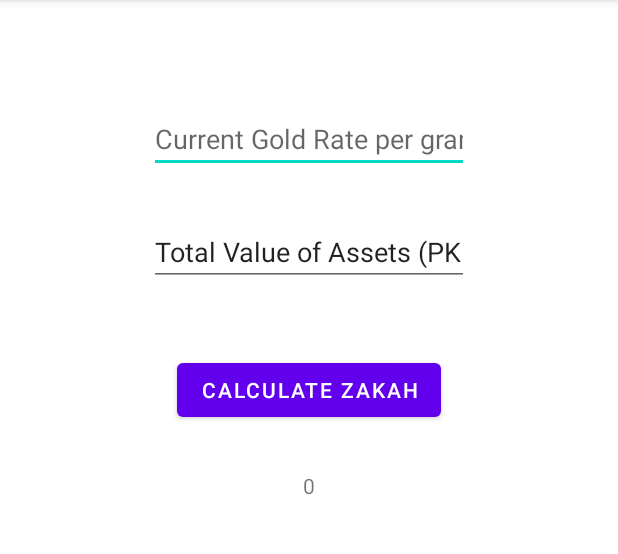
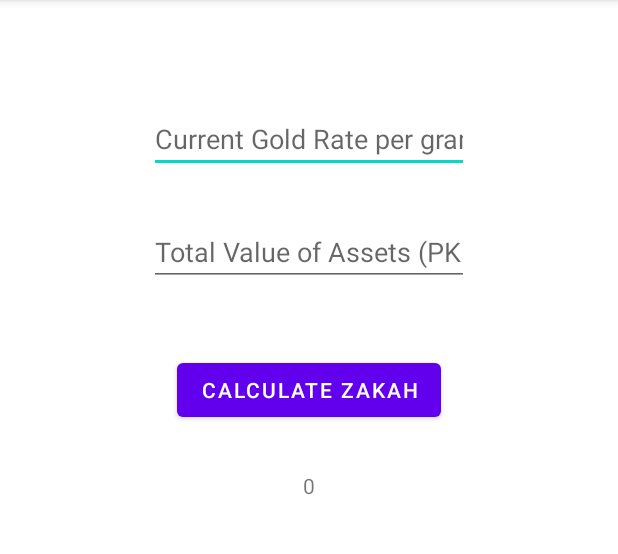
Before and after one commit to abubakarHayat/zakah-calculator, an Android app: the screen it shows after launch (MainActivity), on a phone screen of 412 x 824 dp, the part 84-638 px from its top. Run offline under Robolectric (Android 15) with nearby library versions, the phone set to English and light mode, and no system bars.

Commit message:
Removed Text and added asset  2

```diff
--- a/app/src/main/res/layout/activity_main.xml
+++ b/app/src/main/res/layout/activity_main.xml
@@ -24,8 +24,8 @@
         android:layout_height="wrap_content"
         android:layout_marginTop="30dp"
         android:ems="10"
+        android:hint="Total Value of Assets (PKR)"
         android:inputType="textPersonName"
-        android:text="Total Value of Assets (PKR)"
         app:layout_constraintEnd_toEndOf="@+id/editTxtGoldRate"
         app:layout_constraintStart_toStartOf="@+id/editTxtGoldRate"
         app:layout_constraintTop_toBottomOf="@+id/editTxtGoldRate"
```
